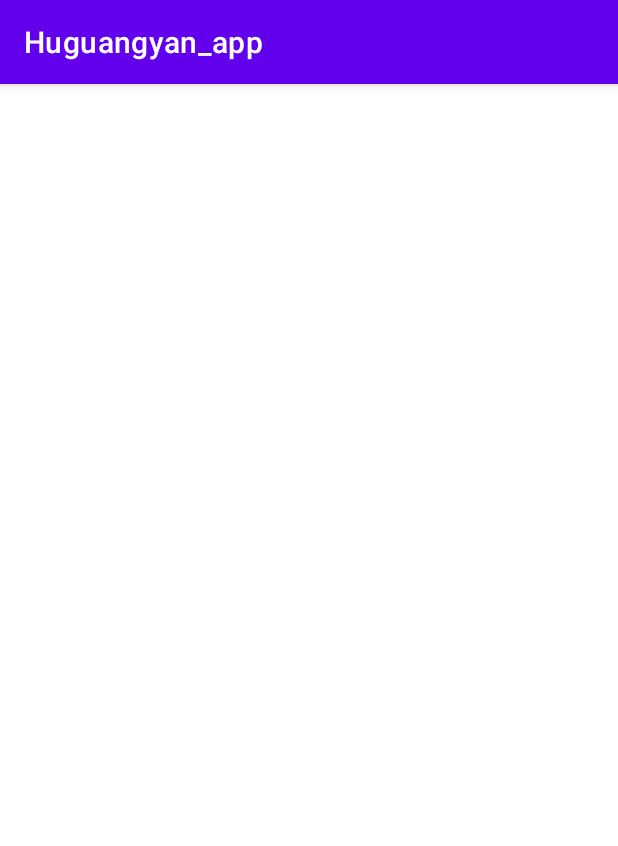
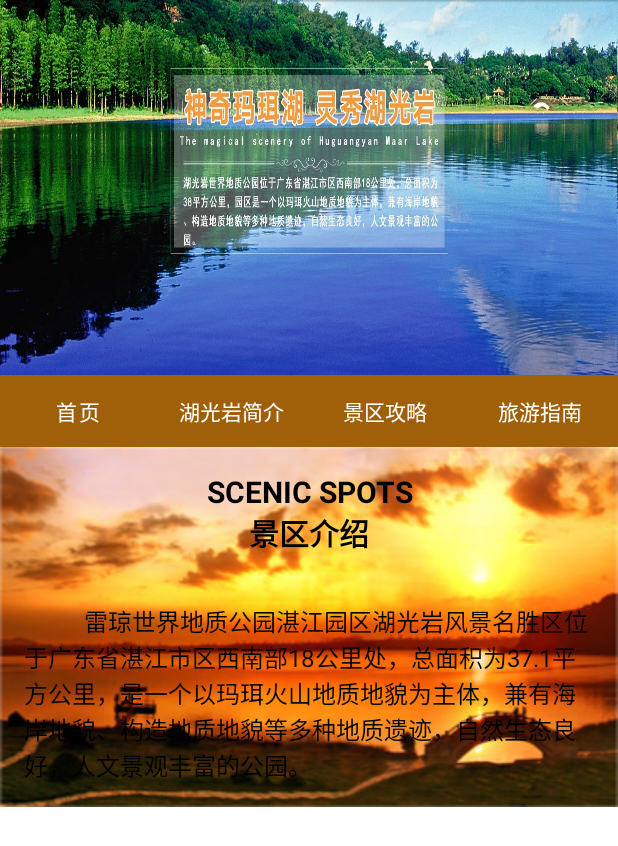
Before and after one commit to yanran666/Huguangyan_app, an Android app: the screen it shows after launch (MainActivity), on a phone screen of 412 x 824 dp. Shown: the top 846 px of the screen. Run offline under Robolectric (Android 15) with nearby library versions, the light colour scheme and no system bars.

Commit message:
完成首页大部分内容，缺少footer

```diff
--- a/app/src/main/java/com/adnroidstudy/huguangyan_app/MainActivity.java
+++ b/app/src/main/java/com/adnroidstudy/huguangyan_app/MainActivity.java
@@ -1,24 +1,90 @@
 package com.adnroidstudy.huguangyan_app;
 
+import android.content.ContentValues;
+import android.database.Cursor;
+import android.database.sqlite.SQLiteDatabase;
 import android.os.Bundle;
+import android.os.Handler;
+import android.widget.TextView;
 
 import androidx.activity.EdgeToEdge;
 import androidx.appcompat.app.AppCompatActivity;
 import androidx.core.graphics.Insets;
 import androidx.core.view.ViewCompat;
 import androidx.core.view.WindowInsetsCompat;
+import androidx.viewpager.widget.ViewPager;
+
+import com.adnroidstudy.huguangyan_app.adapter.MyPagerAdapter;
+import com.adnroidstudy.huguangyan_app.database.DatabaseHelper;
+
+import java.util.ArrayList;
+import java.util.List;
 
 public class MainActivity extends AppCompatActivity {
+    private ViewPager viewPager;
+    private List<Integer> images = new ArrayList<>();
+    private Handler handler;
+    private Runnable runnable;
+    private int currentPage = 0;
+    private TextView scenicTitleTextView;
+    private TextView scenicContentTextView;
+    private DatabaseHelper dbHelper;
 
     @Override
     protected void onCreate(Bundle savedInstanceState) {
         super.onCreate(savedInstanceState);
-        EdgeToEdge.enable(this);
+        getSupportActionBar().hide();
         setContentView(R.layout.activity_main);
-        ViewCompat.setOnApplyWindowInsetsListener(findViewById(R.id.main), (v, insets) -> {
-            Insets systemBars = insets.getInsets(WindowInsetsCompat.Type.systemBars());
-            v.setPadding(systemBars.left, systemBars.top, systemBars.right, systemBars.bottom);
-            return insets;
-        });
+
+        viewPager = findViewById(R.id.view_pager);
+
+        images.add(R.drawable.slider_image1);
+        images.add(R.drawable.slider_image2);
+
+        MyPagerAdapter adapter = new MyPagerAdapter(this, images);
+        viewPager.setAdapter(adapter);
+
+        // 自动轮播
+        handler = new Handler();
+        runnable = new Runnable() {
+            @Override
+            public void run() {
+                if (currentPage == images.size()) {
+                    currentPage = 0;
+                }
+                viewPager.setCurrentItem(currentPage++, true);
+                handler.postDelayed(this, 3000); // 设置轮播间隔时间
+            }
+        };
+        handler.postDelayed(runnable, 3000); // 设置初始延迟时间
+
+        dbHelper = new DatabaseHelper(this);
+        SQLiteDatabase db = dbHelper.getWritableDatabase();
+
+        // 插入文字素材数据
+        ContentValues contentValues = new ContentValues();
+        contentValues.put("title", "SCENIC SPOTS\n" +
+                "景区介绍");
+        contentValues.put("content", "          雷琼世界地质公园湛江园区湖光岩风景名胜区位于广东省湛江市"+"区西南部18公里处，总面积为37.1平方公里，是一个以玛珥火山地质地貌为主体，兼有海岸地貌、构造地质地貌等多种地质遗迹，自然生态良好，人文景观丰富的公园。");
+
+        db.insert("scenic_spot", null, contentValues);
+
+        scenicTitleTextView = findViewById(R.id.scenic_title);
+        scenicContentTextView = findViewById(R.id.scenic_content);
+
+        // 查询数据库获取文字素材数据
+        Cursor cursor = db.rawQuery("SELECT * FROM scenic_spot WHERE id = 1", null);
+        if (cursor.moveToFirst()) {
+            scenicTitleTextView.setText(cursor.getString(cursor.getColumnIndex("title")));
+            scenicContentTextView.setText(cursor.getString(cursor.getColumnIndex("content")));
+        }
+
+        cursor.close();
+        db.close();
+    }
+    @Override
+    protected void onDestroy() {
+        super.onDestroy();
+        handler.removeCallbacks(runnable); // 移除轮播任务
     }
 }
--- /dev/null
+++ b/app/src/main/java/com/adnroidstudy/huguangyan_app/adapter/MyPagerAdapter.java
@@ -0,0 +1,44 @@
+package com.adnroidstudy.huguangyan_app.adapter;
+
+import android.content.Context;
+import android.view.View;
+import android.view.ViewGroup;
+import android.widget.ImageView;
+import androidx.annotation.NonNull;
+import androidx.viewpager.widget.PagerAdapter;
+import java.util.List;
+
+public class MyPagerAdapter extends PagerAdapter {
+    private Context context;
+    private List<Integer> images;
+
+    public MyPagerAdapter(Context context, List<Integer> images) {
+        this.context = context;
+        this.images = images;
+    }
+
+    @Override
+    public int getCount() {
+        return images.size();
+    }
+
+    @Override
+    public boolean isViewFromObject(@NonNull View view, @NonNull Object object) {
+        return view == object;
+    }
+
+    @NonNull
+    @Override
+    public Object instantiateItem(@NonNull ViewGroup container, int position) {
+        ImageView imageView = new ImageView(context);
+        imageView.setImageResource(images.get(position));
+        container.addView(imageView);
+        imageView.setScaleType(ImageView.ScaleType.FIT_XY);
+        return imageView;
+    }
+
+    @Override
+    public void destroyItem(@NonNull ViewGroup container, int position, @NonNull Object object) {
+        container.removeView((View) object);
+    }
+}
--- /dev/null
+++ b/app/src/main/java/com/adnroidstudy/huguangyan_app/database/DatabaseHelper.java
@@ -0,0 +1,25 @@
+package com.adnroidstudy.huguangyan_app.database;
+
+import android.content.Context;
+import android.database.sqlite.SQLiteDatabase;
+import android.database.sqlite.SQLiteOpenHelper;
+
+// DatabaseHelper.java
+public class DatabaseHelper extends SQLiteOpenHelper {
+    private static final String DATABASE_NAME = "scenic_spot.db";
+    private static final int DATABASE_VERSION = 1;
+
+    public DatabaseHelper(Context context) {
+        super(context, DATABASE_NAME, null, DATABASE_VERSION);
+    }
+
+    @Override
+    public void onCreate(SQLiteDatabase db) {
+        db.execSQL("CREATE TABLE scenic_spot (id INTEGER PRIMARY KEY, title TEXT, content TEXT)");
+    }
+
+    @Override
+    public void onUpgrade(SQLiteDatabase db, int oldVersion, int newVersion) {
+        // 数据库升级操作
+    }
+}
--- a/app/src/main/res/layout/activity_main.xml
+++ b/app/src/main/res/layout/activity_main.xml
@@ -1,10 +1,95 @@
-<?xml version="1.0" encoding="utf-8"?>
-<androidx.constraintlayout.widget.ConstraintLayout xmlns:android="http://schemas.android.com/apk/res/android"
-    xmlns:app="http://schemas.android.com/apk/res-auto"
-    xmlns:tools="http://schemas.android.com/tools"
-    android:id="@+id/main"
+<RelativeLayout xmlns:android="http://schemas.android.com/apk/res/android"
     android:layout_width="match_parent"
-    android:layout_height="match_parent"
-    tools:context=".MainActivity">
+    android:layout_height="match_parent">
 
-</androidx.constraintlayout.widget.ConstraintLayout>
+    <!-- 轮播图 -->
+    <androidx.viewpager.widget.ViewPager
+        android:id="@+id/view_pager"
+        android:layout_width="match_parent"
+        android:layout_height="250dp"
+        android:layout_alignParentTop="true" />
+
+    <!-- 导航栏 -->
+    <LinearLayout
+        android:id="@+id/navbar_layout"
+        android:layout_width="match_parent"
+        android:layout_height="wrap_content"
+        android:orientation="horizontal"
+        android:background="@color/navbar_background_color"
+        android:layout_below="@id/view_pager">
+
+        <!-- 导航按钮1 -->
+        <Button
+            android:id="@+id/nav_button1"
+            android:layout_width="0dp"
+            android:layout_height="wrap_content"
+            android:layout_weight="1"
+            android:background="@color/navbar_first_button_color"
+            android:text="首页" />
+
+        <!-- 导航按钮2 -->
+        <Button
+            android:id="@+id/nav_button2"
+            android:layout_width="0dp"
+            android:layout_height="wrap_content"
+            android:layout_weight="1"
+            style="@style/MyButtonStyle"
+            android:text="湖光岩简介" />
+
+        <Button
+            android:id="@+id/nav_button3"
+            android:layout_width="0dp"
+            android:layout_height="wrap_content"
+            android:layout_weight="1"
+            style="@style/MyButtonStyle"
+            android:text="景区攻略" />
+
+        <Button
+            android:id="@+id/nav_button4"
+            android:layout_width="0dp"
+            android:layout_height="wrap_content"
+            android:layout_weight="1"
+            style="@style/MyButtonStyle"
+            android:text="旅游指南" />
+
+    </LinearLayout>
+
+
+    <!-- 景区介绍 -->
+    <ScrollView
+        android:layout_width="match_parent"
+        android:layout_height="wrap_content"
+        android:layout_below="@id/navbar_layout"
+        android:background="@drawable/background_image"
+        android:fillViewport="true">
+
+        <LinearLayout
+            android:layout_width="match_parent"
+            android:layout_height="wrap_content"
+            android:orientation="vertical">
+
+            <!-- 景区标题 -->
+            <TextView
+                android:id="@+id/scenic_title"
+                android:layout_width="match_parent"
+                android:layout_height="wrap_content"
+                android:gravity="center"
+                android:textSize="20sp"
+                android:textStyle="bold"
+                android:textColor="@android:color/black"
+                android:padding="16dp" />
+
+            <!-- 景区内容 -->
+            <TextView
+                android:id="@+id/scenic_content"
+                android:layout_width="match_parent"
+                android:layout_height="wrap_content"
+                android:textColor="@android:color/black"
+                android:textSize="16sp"
+                android:padding="16dp" />
+
+        </LinearLayout>
+
+    </ScrollView>
+
+</RelativeLayout>
--- a/app/src/main/res/values/colors.xml
+++ b/app/src/main/res/values/colors.xml
@@ -7,4 +7,8 @@
     <color name="teal_700">#FF018786</color>
     <color name="black">#FF000000</color>
     <color name="white">#FFFFFFFF</color>
+    <color name="navbar_background_color">#9F6009</color>
+    <color name="navbar_button_color">#9F6009</color>
+    <color name="navbar_first_button_color">#F09B3E</color>
+
 </resources>
--- /dev/null
+++ b/app/src/main/res/values/styles.xml
@@ -0,0 +1,11 @@
+<?xml version="1.0" encoding="utf-8"?>
+<resources>
+    <style name="MyButtonStyle" parent="Widget.AppCompat.Button">
+        <item name="android:background">@color/navbar_button_color</item>
+        <item name="android:textColor">@color/white</item>
+    </style>
+    <style name="MyFirstButtonStyle" parent="Widget.AppCompat.Button">
+        <item name="android:background">@color/navbar_first_button_color</item>
+        <item name="android:textColor">@color/white</item>
+    </style>
+</resources>
--- a/app/src/main/res/values/themes.xml
+++ b/app/src/main/res/values/themes.xml
@@ -2,8 +2,8 @@
     <!-- Base application theme. -->
     <style name="Theme.Huguangyan_app" parent="Theme.MaterialComponents.DayNight.DarkActionBar">
         <!-- Primary brand color. -->
-        <item name="colorPrimary">@color/purple_500</item>
-        <item name="colorPrimaryVariant">@color/purple_700</item>
+        <item name="colorPrimary">@color/navbar_button_color</item>
+        <item name="colorPrimaryVariant">@color/navbar_button_color</item>
         <item name="colorOnPrimary">@color/white</item>
         <!-- Secondary brand color. -->
         <item name="colorSecondary">@color/teal_200</item>
```
Also changed, not shown: app/src/main/res/drawable/background_image.jpg (added), app/src/main/res/drawable/slider_image1.jpg (added), app/src/main/res/drawable/slider_image2.jpg (added).
